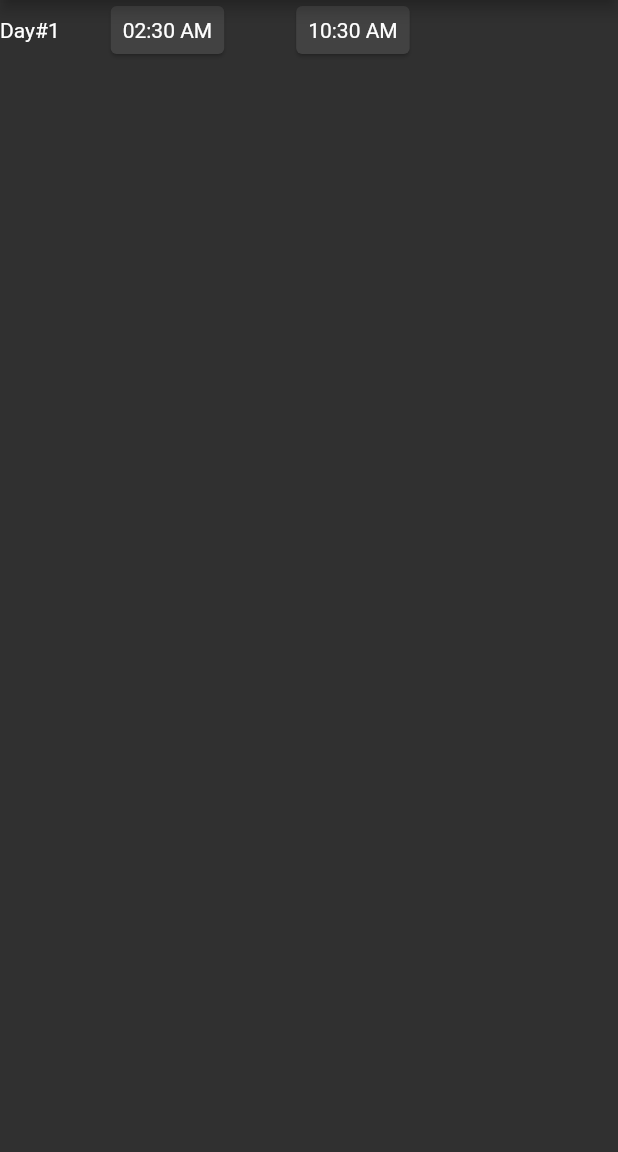
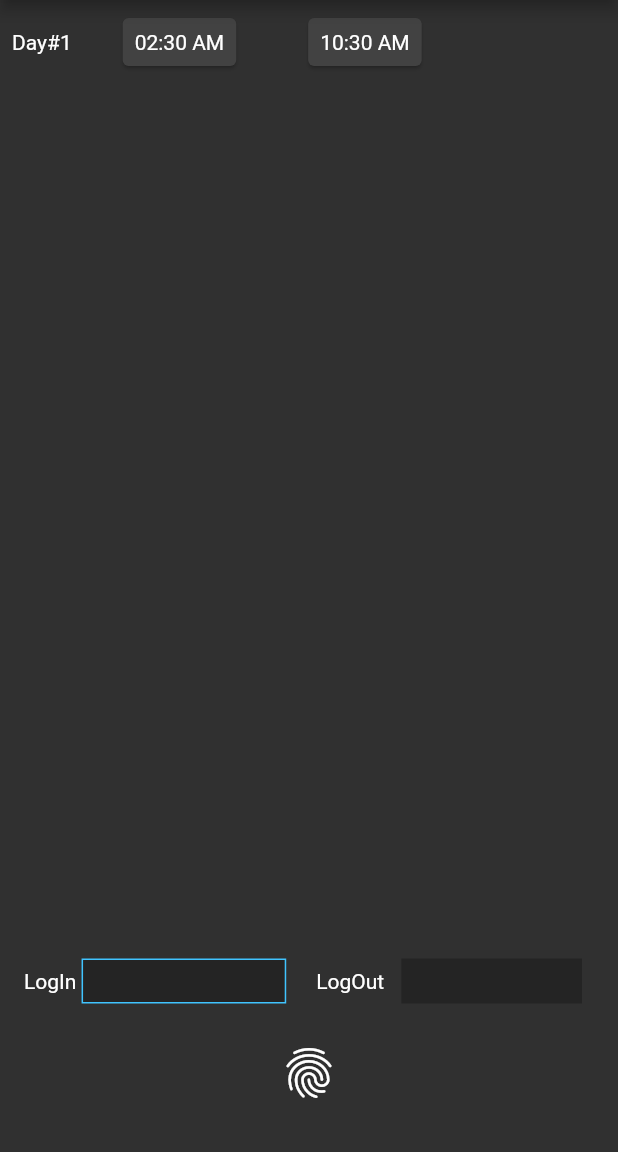
Before and after one commit to AbdalahTaha/shifty, a Flutter app: the screen it shows after launch, on a phone screen of 412 x 824 dp, the part 84-1236 px from its top. Run offline on Flutter 3.47's test engine with Material 2 defaults, Android fonts, the phone set to English and light mode, and no system bars; our stand-ins replace shared_preferences.

Commit message:
fingerprint added

```diff
--- a/lib/screens/home_screen.dart
+++ b/lib/screens/home_screen.dart
@@ -1,6 +1,7 @@
 import 'package:flutter/material.dart';
 import '../widgets/daily_shift.dart';
 import '../models/shift.dart';
+import '../widgets/current_shift.dart';
 
 class HomePage extends StatefulWidget {
   const HomePage({Key? key}) : super(key: key);
@@ -19,16 +20,20 @@ class _HomePageState extends State<HomePage> {
           IconButton(onPressed: () {}, icon: const Icon(Icons.timelapse))
         ],
       ),
-      body: Column(
-        children: [
-          ListView.builder(
-              shrinkWrap: true,
-              itemCount: Shifts().shifts.length,
-              itemBuilder: (context, i) => DailyShift(Shifts().shifts[i])),
-          Row(
-            children: [],
-          )
-        ],
+      body: Padding(
+        padding: const EdgeInsets.all(8.0),
+        child: Column(
+          children: [
+            Expanded(
+              child: ListView.builder(
+                  shrinkWrap: true,
+                  itemCount: Shifts().shifts.length,
+                  itemBuilder: (context, i) => DailyShift(Shifts().shifts[i])),
+            ),
+            CurrentShift(),
+            SizedBox(height: 15),
+          ],
+        ),
       ),
     );
   }
--- /dev/null
+++ b/lib/widgets/current_shift.dart
@@ -0,0 +1,113 @@
+import 'package:flutter/material.dart';
+import 'package:shared_preferences/shared_preferences.dart';
+import 'package:intl/intl.dart';
+import '../models/shift.dart';
+
+class CurrentShift extends StatefulWidget {
+  const CurrentShift({Key? key}) : super(key: key);
+
+  @override
+  _CurrentShiftState createState() => _CurrentShiftState();
+}
+
+class _CurrentShiftState extends State<CurrentShift> {
+  DateTime? currentLogIn;
+  DateTime? currentLogOut;
+  Color logInHighlight = Colors.transparent;
+  Color logOutHighlight = Colors.transparent;
+  @override
+  void initState() {
+    checkSharedPref();
+    super.initState();
+  }
+
+  void checkSharedPref() async {
+    final prefs = await SharedPreferences.getInstance();
+    final String? logIn = prefs.getString('currentLogIn');
+    final String? logOut = prefs.getString('currentLogOut');
+    if (prefs.getString('currentLogIn') == null) {
+      setState(() {
+        logInHighlight = Colors.lightBlueAccent;
+      });
+    } else {
+      setState(() {
+        currentLogIn = DateTime.parse(prefs.getString('currentLogIn')!);
+        logOutHighlight = Colors.lightBlueAccent;
+      });
+    }
+  }
+
+  @override
+  Widget build(BuildContext context) {
+    return Column(
+      children: [
+        Padding(
+          padding: const EdgeInsets.all(8.0),
+          child: Row(
+            children: [
+              Text('LogIn '),
+              Expanded(
+                child: Container(
+                  child: Text(currentLogIn == null
+                      ? ""
+                      : DateFormat('hh:mm aa')
+                          .format(currentLogIn!)
+                          .toString()),
+                  constraints: BoxConstraints(minHeight: 30),
+                  decoration: BoxDecoration(
+                      color: Colors.black26,
+                      border: Border.all(color: logInHighlight)),
+                ),
+              ),
+              SizedBox(width: 20),
+              Text('LogOut '),
+              Expanded(
+                child: Padding(
+                  padding: const EdgeInsets.all(8.0),
+                  child: Container(
+                    child: Text(currentLogOut == null
+                        ? ""
+                        : DateFormat('hh:mm aa')
+                            .format(currentLogOut!)
+                            .toString()),
+                    constraints: BoxConstraints(minHeight: 30),
+                    decoration: BoxDecoration(
+                        color: Colors.black26,
+                        border: Border.all(color: logOutHighlight)),
+                  ),
+                ),
+              ),
+            ],
+          ),
+        ),
+        Padding(
+          padding: const EdgeInsets.all(10.0),
+          child: GestureDetector(
+              onLongPress: () async {
+                final prefs = await SharedPreferences.getInstance();
+                if (currentLogIn == null) {
+                  prefs.setString(
+                      'currentLogIn', DateTime.now().toIso8601String());
+                  setState(() {
+                    currentLogIn = DateTime.now();
+                  });
+                } else {
+                  prefs.setString(
+                      'currentLogOut', DateTime.now().toIso8601String());
+                  setState(() {
+                    Shifts().addShift(Shift(
+                        login: currentLogIn!,
+                        logout: DateTime.now(),
+                        logTime: DateTime.now().difference(currentLogIn!)));
+                  });
+                }
+              },
+              child: Icon(
+                Icons.fingerprint,
+                size: 40,
+              )),
+        ),
+      ],
+    );
+  }
+}
--- a/pubspec.yaml
+++ b/pubspec.yaml
@@ -30,6 +30,7 @@ dependencies:
   flutter:
     sdk: flutter
   intl: ^0.17.0
+  shared_preferences: ^2.0.13
 
 
   # The following adds the Cupertino Icons font to your application.
```
Also changed, not shown: pubspec.lock.
